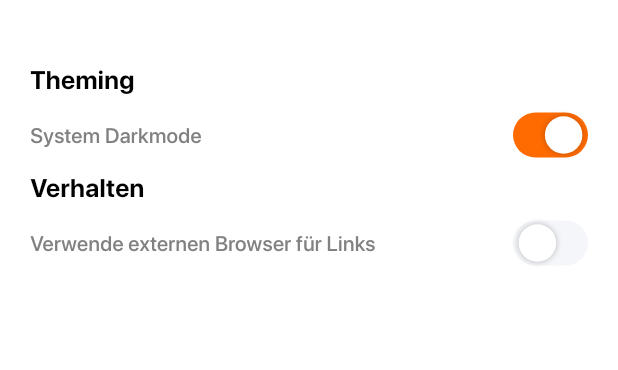
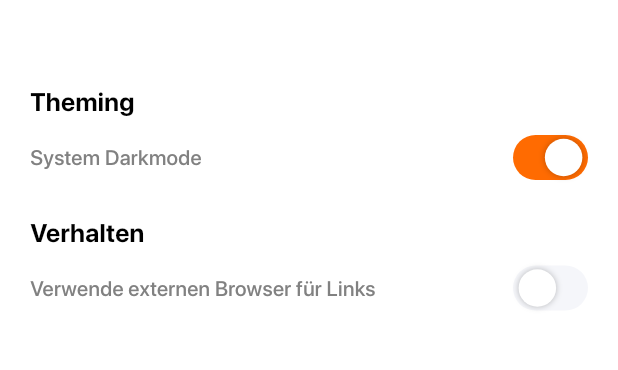
Before and after one commit to astarub/campus_app, a Flutter app: the SettingsPage screen opened directly, on a phone screen of 412 x 824 dp, the part 123-493 px from its top. Run offline on Flutter 3.47's test engine with Material 2 defaults, Android fonts, the phone set to English and light mode, and no system bars; our stand-ins replace cached_network_image, cookie_jar, dartz, dio, dio_cookie_manager, flutter_html and 6 more; missing offline and left inert: flutter_displaymode, flutter_inappwebview, snapping_sheet; accounts and stored records are empty; generated files the repository leaves out were written again; project files that could hold a hidden picture were left out.

Commit message:
Minor adjustments

```diff
--- a/lib/pages/more/more_page.dart
+++ b/lib/pages/more/more_page.dart
@@ -23,8 +23,7 @@ class MorePage extends StatelessWidget {
     required this.pageExitAnimationKey,
   }) : super(key: key);
 
-  static const String imprint = 'dfkajödslkf';
-  static const String privacy = 'dföjköaldf';
+  static const String privacy = 'Tbd.';
 
   void openLink(BuildContext context, String url) {
     debugPrint('Opening external ressource: $url');
--- a/lib/pages/more/settings_page.dart
+++ b/lib/pages/more/settings_page.dart
@@ -126,7 +126,7 @@ class SectionHeadline extends StatelessWidget {
   @override
   Widget build(BuildContext context) {
     return Padding(
-      padding: const EdgeInsets.only(bottom: 10),
+      padding: const EdgeInsets.only(top: 15, bottom: 10),
       child: Text(
         headline,
         textAlign: TextAlign.left,
```
